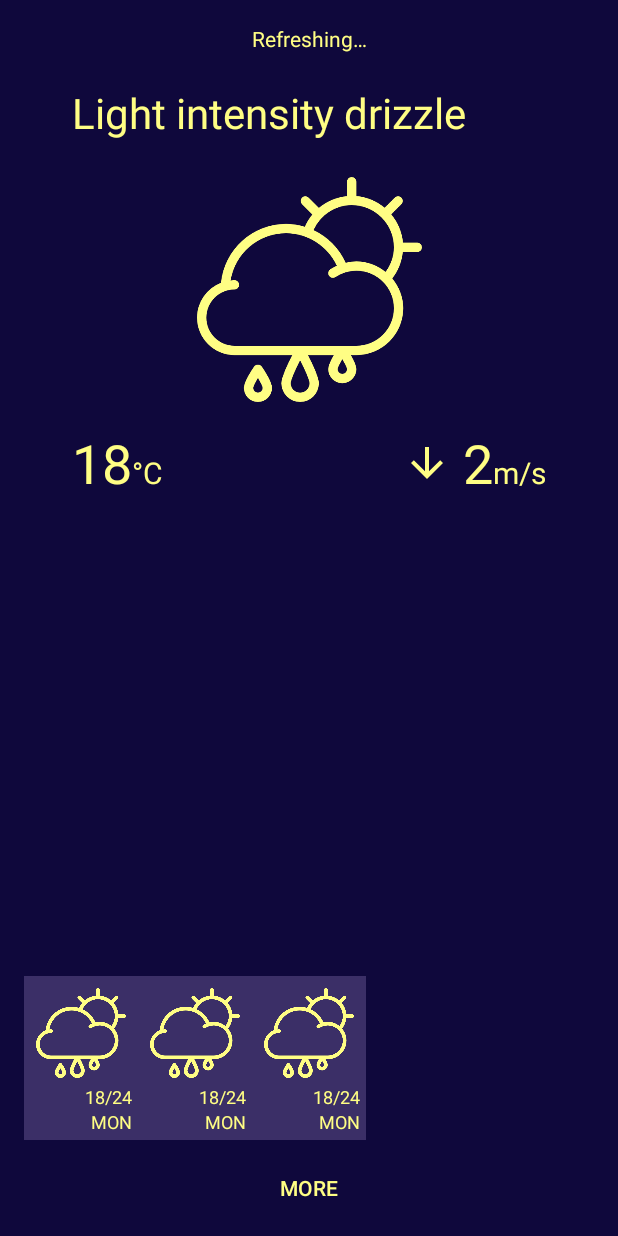
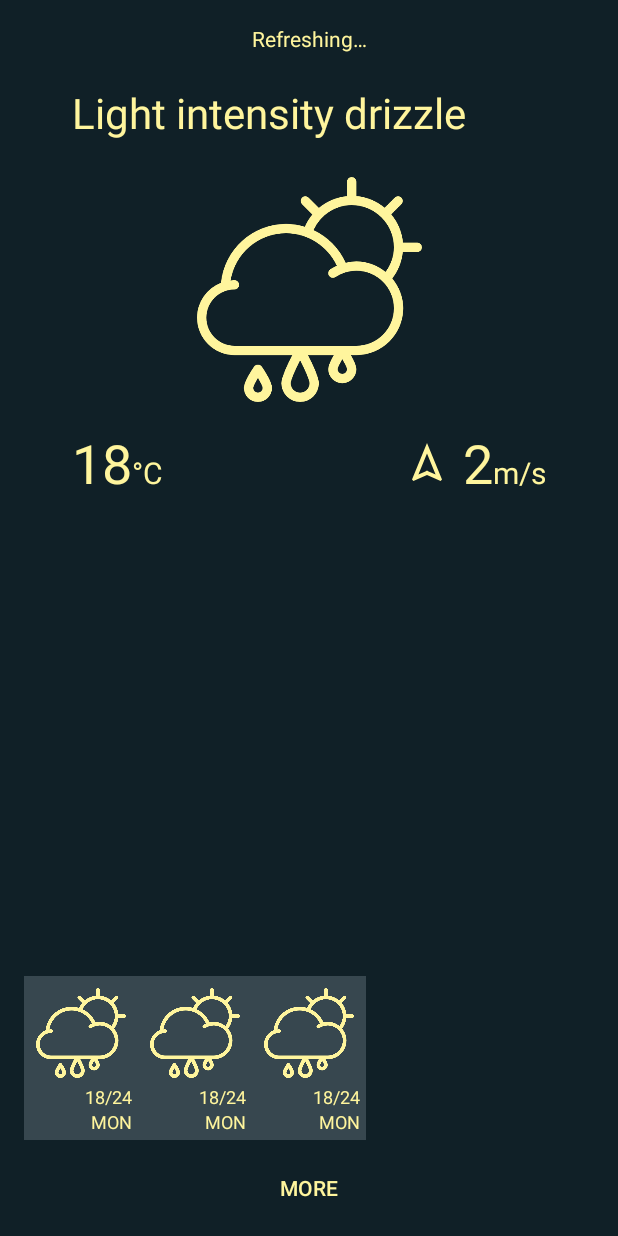
Before and after one commit to Nucifera8472/WeatherDemo, an Android app: the layout main_weather_view.xml on its own in the app's theme, with its tools: preview values and no code run, on a phone screen of 412 x 824 dp. Run offline under Robolectric (Android 15) with nearby library versions, the phone set to English and light mode, and no system bars.

Commit message:
Try blue-grey material color theme

```diff
--- a/app/src/main/res/layout/daily_forecast.xml
+++ b/app/src/main/res/layout/daily_forecast.xml
@@ -3,7 +3,8 @@
     xmlns:app="http://schemas.android.com/apk/res-auto"
     xmlns:tools="http://schemas.android.com/tools"
     android:id="@+id/content"
-    android:background="@color/primaryLightColor"
+    android:background="@drawable/background_rectangle_6dp_rounded"
+    android:backgroundTint="@color/primaryColor"
     android:layout_width="match_parent"
     android:layout_height="match_parent">
 
--- a/app/src/main/res/layout/item_forecast_tile.xml
+++ b/app/src/main/res/layout/item_forecast_tile.xml
@@ -5,7 +5,9 @@
     android:layout_width="wrap_content"
     android:layout_height="wrap_content"
     tools:background="@color/primaryLightColor"
-    android:background="@color/primaryLightColor"
+    android:background="@drawable/background_rectangle_6dp_rounded"
+    android:backgroundTint="@color/primaryColor"
+
 
     >
 
--- a/app/src/main/res/layout/main_weather_view.xml
+++ b/app/src/main/res/layout/main_weather_view.xml
@@ -98,7 +98,7 @@
         android:layout_width="32dp"
         android:layout_height="32dp"
         android:layout_marginEnd="8dp"
-        android:src="@drawable/ic_baseline_arrow_downward_24"
+        android:src="@drawable/navigation_outline"
         app:tint="@color/secondaryColor"
         app:layout_constraintBottom_toBottomOf="@+id/windSpeed"
         app:layout_constraintEnd_toStartOf="@+id/windSpeed"
--- a/app/src/main/res/values/colors.xml
+++ b/app/src/main/res/values/colors.xml
@@ -4,12 +4,13 @@
     <color name="black">#FF000000</color>
     <color name="white">#FFFFFFFF</color>
 
-
-    <color name="primaryColor">#0f083c</color>
-    <color name="primaryLightColor">#3b2f67</color>
-    <color name="primaryDarkColor">#000019</color>
-    <color name="secondaryColor">#fffe84</color>
-    <color name="secondaryLightColor">#ffffb6</color>
-    <color name="secondaryDarkColor">#cacb54</color>
+    <color name="primaryColor">#37474f</color>
+    <color name="primaryLightColor">#62727b</color>
+    <color name="primaryDarkColor">#102027</color>
+    <color name="secondaryColor">#fff59d</color>
+    <color name="secondaryLightColor">#ffffcf</color>
+    <color name="secondaryDarkColor">#cbc26d</color>
+    <color name="primaryTextColor">#ffffff</color>
+    <color name="secondaryTextColor">#000000</color>
 
 </resources>
--- a/app/src/main/res/values/themes.xml
+++ b/app/src/main/res/values/themes.xml
@@ -2,7 +2,7 @@
     <!-- Base application theme. -->
     <style name="Theme.WeatherDemo" parent="Theme.MaterialComponents.DayNight.NoActionBar">
 
-        <item name="android:windowBackground">@color/primaryColor</item>
+        <item name="android:windowBackground">@color/primaryDarkColor</item>
         <item name="android:textColor">@color/secondaryColor</item>
         <!--        <item name="android:iconTint">@color/secondaryColor</item>-->
 
```
